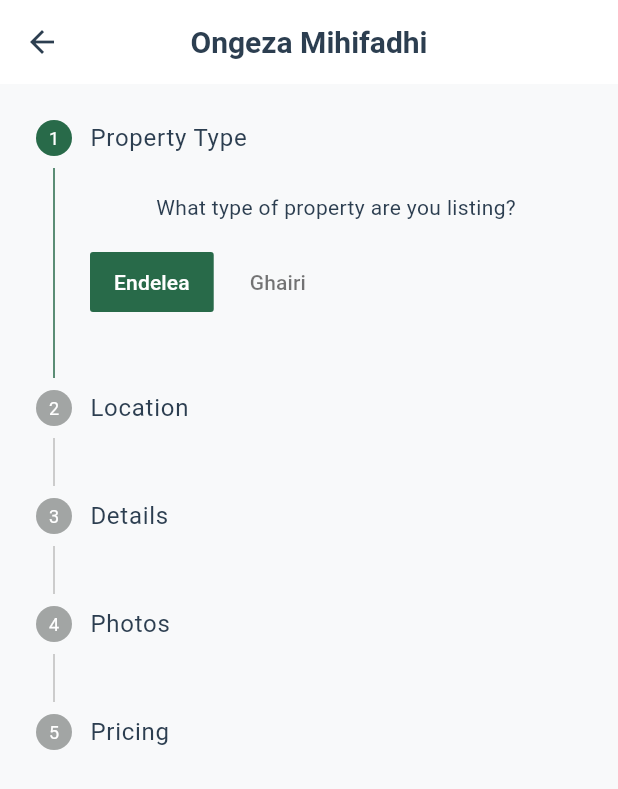
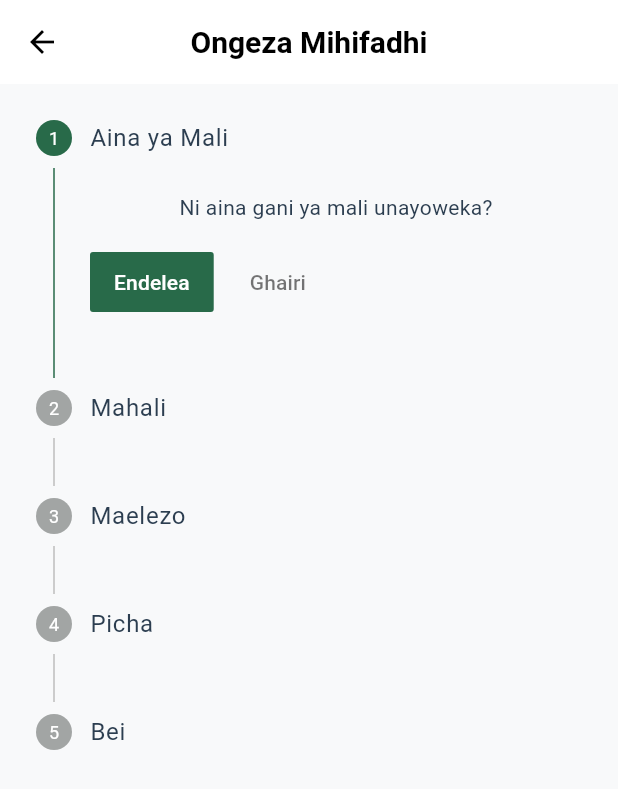
Before and after one commit to ddeone51-dev/pango-backend, a Flutter app: the AddListingScreen screen opened directly, on a phone screen of 412 x 824 dp. Shown: the top 789 px of the screen. Run offline on Flutter 3.47's test engine with Material 3 defaults, Android fonts, the phone set to English and light mode, and no system bars; our stand-ins replace cached_network_image, carousel_slider, dio, firebase_auth, firebase_core, firebase_messaging and 12 more; accounts and stored records are empty; network calls fail.

Commit message:
Update add listing page: white header and full localization support

```diff
--- a/mobile/lib/core/l10n/app_localizations.dart
+++ b/mobile/lib/core/l10n/app_localizations.dart
@@ -66,6 +66,14 @@ class AppLocalizations {
       'add_listing': 'Add Listing',
       'earnings': 'Earnings',
       'logout': 'Logout',
+      'what_type_property': 'What type of property are you listing?',
+      'where_property_located': 'Where is your property located?',
+      'details': 'Details',
+      'tell_about_property': 'Tell us about your property',
+      'photos': 'Photos',
+      'add_photos': 'Add photos of your property',
+      'pricing': 'Pricing',
+      'set_price': 'Set your price',
     },
     'sw': {
       'app_name': 'Homia',
@@ -121,6 +129,14 @@ class AppLocalizations {
       'add_listing': 'Ongeza Mihifadhi',
       'earnings': 'Mapato',
       'logout': 'Toka',
+      'what_type_property': 'Ni aina gani ya mali unayoweka?',
+      'where_property_located': 'Mali yako iko wapi?',
+      'details': 'Maelezo',
+      'tell_about_property': 'Tuambie kuhusu mali yako',
+      'photos': 'Picha',
+      'add_photos': 'Ongeza picha za mali yako',
+      'pricing': 'Bei',
+      'set_price': 'Weka bei yako',
     },
   };
 
--- a/mobile/lib/features/host/add_listing_screen.dart
+++ b/mobile/lib/features/host/add_listing_screen.dart
@@ -18,7 +18,13 @@ class _AddListingScreenState extends State<AddListingScreen> {
 
     return Scaffold(
       appBar: AppBar(
-        title: Text(l10n.translate('add_listing')),
+        backgroundColor: Colors.white,
+        elevation: 0,
+        iconTheme: const IconThemeData(color: Colors.black),
+        title: Text(
+          l10n.translate('add_listing'),
+          style: const TextStyle(color: Colors.black),
+        ),
       ),
       body: Stepper(
         currentStep: _currentStep,
@@ -37,50 +43,50 @@ class _AddListingScreenState extends State<AddListingScreen> {
         },
         steps: [
           Step(
-            title: const Text('Property Type'),
+            title: Text(l10n.translate('property_type')),
             content: Column(
               children: [
-                const Text('What type of property are you listing?'),
+                Text(l10n.translate('what_type_property')),
                 // Property type selection
               ],
             ),
             isActive: _currentStep >= 0,
           ),
           Step(
-            title: const Text('Location'),
+            title: Text(l10n.translate('location')),
             content: Column(
               children: [
-                const Text('Where is your property located?'),
+                Text(l10n.translate('where_property_located')),
                 // Location fields
               ],
             ),
             isActive: _currentStep >= 1,
           ),
           Step(
-            title: const Text('Details'),
+            title: Text(l10n.translate('details')),
             content: Column(
               children: [
-                const Text('Tell us about your property'),
+                Text(l10n.translate('tell_about_property')),
                 // Details fields
               ],
             ),
             isActive: _currentStep >= 2,
           ),
           Step(
-            title: const Text('Photos'),
+            title: Text(l10n.translate('photos')),
             content: Column(
               children: [
-                const Text('Add photos of your property'),
+                Text(l10n.translate('add_photos')),
                 // Photo upload
               ],
             ),
             isActive: _currentStep >= 3,
           ),
           Step(
-            title: const Text('Pricing'),
+            title: Text(l10n.translate('pricing')),
             content: Column(
               children: [
-                const Text('Set your price'),
+                Text(l10n.translate('set_price')),
                 // Pricing fields
               ],
             ),
```
